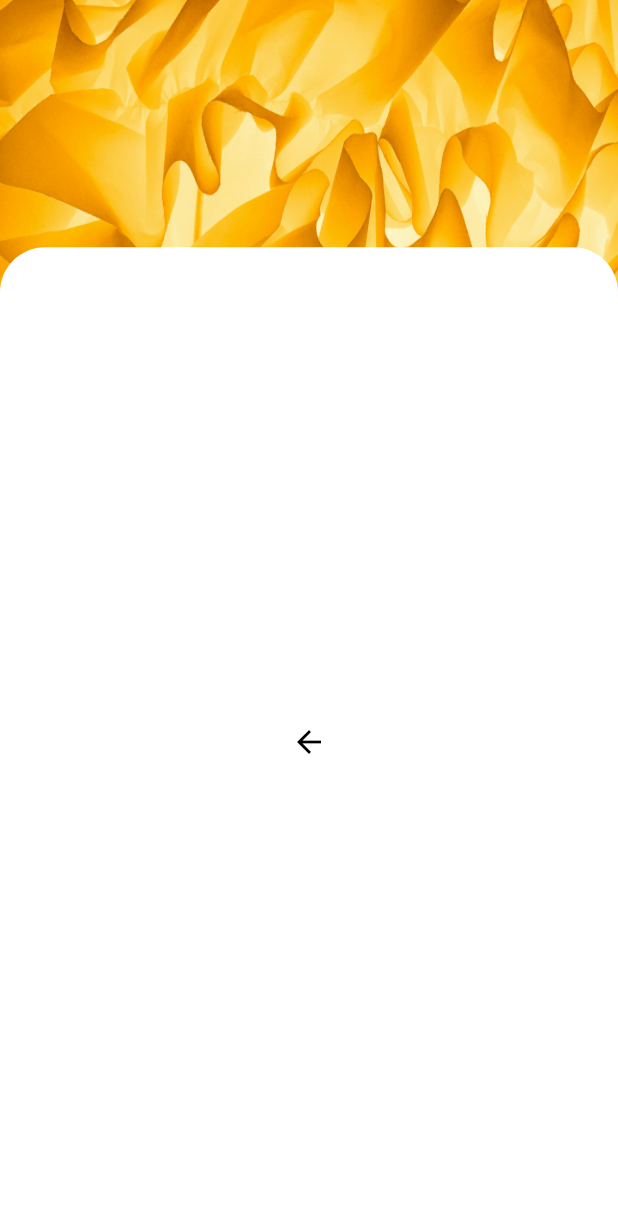
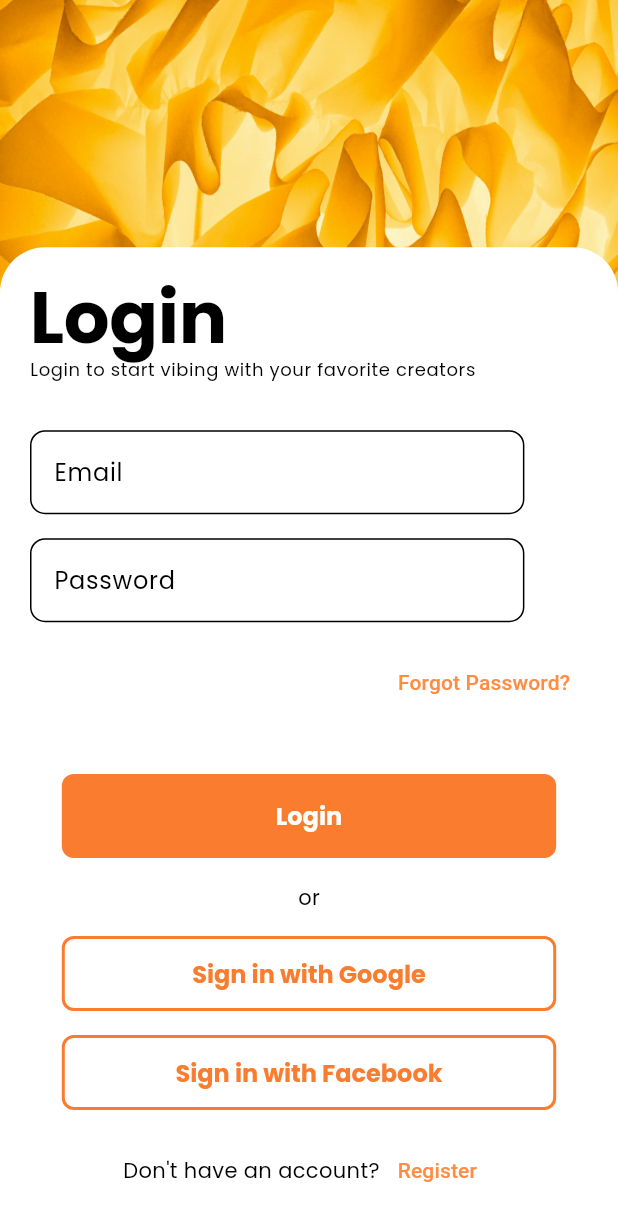
Before and after one commit to Baer-Bones-Technologies/vibe_podcasting, a Flutter app: the LoginScreen screen opened by its route, on a phone screen of 412 x 824 dp. Shown: the top 1221 px of the screen. Run offline on Flutter 3.47's test engine with Material 3 defaults, Android fonts, the phone set to English and light mode, and no system bars; our stand-ins replace cloud_firestore, firebase_auth, firebase_core, flutter_riverpod, go_router, google_fonts; accounts and stored records are empty.

Commit message:
fleshed out login screen

```diff
--- a/lib/constants/strings.dart
+++ b/lib/constants/strings.dart
@@ -1,3 +1,5 @@
 const String authScreenTagLine = 'The podcasting app that lets you vibe with your favorite creators';
 const String loginLabel = 'Login';
+const String loginTagLine = 'Login to start vibing with your favorite creators';
 const String registerLabel = 'Register';
+const String registerTagLine = 'Create an account to start vibing with your favorite creators';
--- a/lib/features/authentication/auth.dart
+++ b/lib/features/authentication/auth.dart
@@ -1,4 +1,5 @@
 import 'package:cloud_firestore/cloud_firestore.dart';
+import 'package:firebase_auth/firebase_auth.dart';
 import 'package:vibe_podcasting/models/content_preferences.dart';
 import 'package:vibe_podcasting/models/download_preferences.dart';
 import 'package:vibe_podcasting/models/notification_preferences.dart';
@@ -20,10 +21,13 @@ class AuthManager {
     required String email,
     required String password,
   }) async {
-    final user =
+    User? user;
+    VibeUser? vibeUser;
+    try {
+      _authRepository.validateEmailPassword(email, password);
+      user =
         await _authRepository.signInWithEmailAndPassword(email, password);
     VibeUser? vibeUser;
-    try {
       _firestore.collection('users').doc(user!.uid).get().then((value) {
         if (value.exists) {
           vibeUser = VibeUser.fromJson(value.data()!);
@@ -43,6 +47,7 @@ class AuthManager {
     required String username,
   }) async {
     try {
+      _authRepository.validateEmailPassword(email, password);
       final user =
           await _authRepository.signUpWithEmailAndPassword(email, password);
 
--- a/lib/pages/auth/login.dart
+++ b/lib/pages/auth/login.dart
@@ -1,23 +1,167 @@
-import 'package:flutter/cupertino.dart';
 import 'package:flutter/material.dart';
 import 'package:flutter_riverpod/flutter_riverpod.dart';
 import 'package:go_router/go_router.dart';
+import 'package:google_fonts/google_fonts.dart';
+import 'package:vibe_podcasting/constants/strings.dart';
 import 'package:vibe_podcasting/pages/auth/auth_screen.dart';
 import 'package:vibe_podcasting/pages/templates/registration.dart';
+import 'package:vibe_podcasting/providers/auth_provider.dart';
 
 class LoginScreen extends ConsumerWidget {
-  const LoginScreen({super.key});
+  LoginScreen({super.key});
   static String get routeLocation => '${AuthScreen.routeLocation}/login';
   static String get routeName => 'Login';
 
+  final _emailController = TextEditingController();
+  final _passwordController = TextEditingController();
+
   @override
   Widget build(BuildContext context, WidgetRef ref) {
+    final authController = ref.watch(authManagerProvider);
+
     return RegistrationScaffold(
-      form: BackButton(onPressed: () {
-        if (context.canPop()) {
-          context.pop();
-        }
-      }),
-    );
+        form: Column(
+      mainAxisAlignment: MainAxisAlignment.start,
+      crossAxisAlignment: CrossAxisAlignment.start,
+      children: [
+        Text(loginLabel,
+            style: GoogleFonts.poppins(
+                textStyle: Theme.of(context).textTheme.displayLarge,
+                color: Colors.black)),
+        Text(
+          loginTagLine,
+          style: Theme.of(context).textTheme.bodySmall,
+        ),
+        const SizedBox(height: 32),
+        SizedBox(
+          width: MediaQuery.of(context).size.width * 0.8,
+          child: TextField(
+            controller: _emailController,
+            decoration: InputDecoration(
+              labelText: 'Email',
+              border: OutlineInputBorder(
+                borderRadius: BorderRadius.circular(10),
+              ),
+            ),
+          ),
+        ),
+        const SizedBox(height: 16),
+        SizedBox(
+          width: MediaQuery.of(context).size.width * 0.8,
+          child: TextField(
+            controller: _passwordController,
+            obscureText: true,
+            decoration: InputDecoration(
+              labelText: 'Password',
+              border: OutlineInputBorder(
+                borderRadius: BorderRadius.circular(10),
+              ),
+            ),
+          ),
+        ),
+        const SizedBox(height: 16),
+        Row(
+          mainAxisAlignment: MainAxisAlignment.end,
+          children: [
+            TextButton(
+              onPressed: () {
+                context.push(AuthScreen.routeLocation);
+              },
+              child: const Text('Forgot Password?'),
+            ),
+          ],
+        ),
+        const Spacer(),
+        Column(
+          mainAxisAlignment: MainAxisAlignment.end,
+          crossAxisAlignment: CrossAxisAlignment.center,
+          children: [
+            ElevatedButton(
+              onPressed: () {
+                final email = _emailController.value.text;
+                final password = _passwordController.value.text;
+                try {
+                  authController.signInWithEmailAndPassword(
+                      email: email, password: password);
+                } catch (e) {
+                  ScaffoldMessenger.of(context).showSnackBar(
+                    SnackBar(
+                      content: Text(e.toString()),
+                      backgroundColor: Theme.of(context).colorScheme.error,
+                    ),
+                  );
+                }
+              },
+              style: ButtonStyle(
+                minimumSize: WidgetStateProperty.all(
+                  Size(
+                    MediaQuery.of(context).size.width * 0.8,
+                    50,
+                  ),
+                ),
+              ),
+              child: const Text(loginLabel),
+            ),
+            const Padding(
+              padding: EdgeInsets.symmetric(vertical: 16),
+              child: Row(
+                mainAxisAlignment: MainAxisAlignment.center,
+                children: [
+                  Divider(
+                    thickness: 2,
+                    color: Colors.blue,
+                    indent: 10,
+                    endIndent: 10,
+                  ),
+                  Text('or',),
+                  Divider(
+                    thickness: 2,
+                    color: Colors.blue,
+                    indent: 10,
+                    endIndent: 10,
+                  ),
+                ],
+              ),
+            ),
+            OutlinedButton(
+                onPressed: () {},
+                style: ButtonStyle(
+                  minimumSize: WidgetStateProperty.all(
+                    Size(
+                      MediaQuery.of(context).size.width * 0.8,
+                      50,
+                    ),
+                  ),
+                ),
+                child: const Text('Sign in with Google')),
+            const SizedBox(height: 16),
+            OutlinedButton(
+                onPressed: () {},
+                style: ButtonStyle(
+                  minimumSize: WidgetStateProperty.all(
+                    Size(
+                      MediaQuery.of(context).size.width * 0.8,
+                      50,
+                    ),
+                  ),
+                ),
+                child: const Text('Sign in with Facebook'))
+          ],
+        ),
+        const SizedBox(height: 16),
+        Row(
+          mainAxisAlignment: MainAxisAlignment.center,
+          children: [
+            const Text('Don\'t have an account?'),
+            TextButton(
+              onPressed: () {
+                context.push(AuthScreen.routeLocation);
+              },
+              child: const Text('Register'),
+            ),
+          ],
+        ),
+      ],
+    ));
   }
 }
--- a/lib/providers/auth_provider.dart
+++ b/lib/providers/auth_provider.dart
@@ -1,4 +1,9 @@
 import 'package:firebase_auth/firebase_auth.dart';
 import 'package:flutter_riverpod/flutter_riverpod.dart';
+import 'package:vibe_podcasting/repository/auth.dart';
+
+import '../features/authentication/auth.dart';
 
 final authStateProvider = StreamProvider<User?>((ref)=> FirebaseAuth.instance.authStateChanges());
+
+final authManagerProvider = Provider<AuthManager>((ref) => AuthManager(AuthRepository()));
--- a/lib/repository/auth.dart
+++ b/lib/repository/auth.dart
@@ -34,4 +34,19 @@ class AuthRepository{
 Future<void> signOut() async {
     await _auth.signOut();
   }
+
+  validateEmailPassword(String email, String password) {
+    final alphanumeric = RegExp(r'^[a-zA-Z0-9!@#<>?":_`~;[\]\\|=+)(*&^%0-9-]+$');
+    if (email.isEmpty || password.isEmpty) {
+      throw Exception('Email and password are required');
+    }
+    final emailPattern = RegExp(r'^[a-zA-Z0-9.]+@[a-zA-Z0-9]+\.[a-zA-Z]+');
+    if(!email.contains('@')|| !emailPattern.hasMatch(email) ){
+      throw Exception('Invalid email');
+    }
+    if(!alphanumeric.hasMatch(password) || password.length < 6 ){
+      throw Exception('Password must be at least 6 characters, and contain only letters, numbers, and special characters\n e.g. @, #, !, etc.');
+    }
+    return true;
+  }
 }
--- a/lib/router/router.dart
+++ b/lib/router/router.dart
@@ -42,7 +42,7 @@ final routerProvider = Provider<GoRouter>((ref) {
       GoRoute(
           path: LoginScreen.routeLocation,
           name: LoginScreen.routeName,
-          builder: (_, __) => const LoginScreen()),
+          builder: (_, __) => LoginScreen()),
       GoRoute(
           path: RegisterScreen.routeLocation,
           name: RegisterScreen.routeName,
```
Also changed, not shown: lib/themes/default_light_theme.dart (+4 -5 lines).
